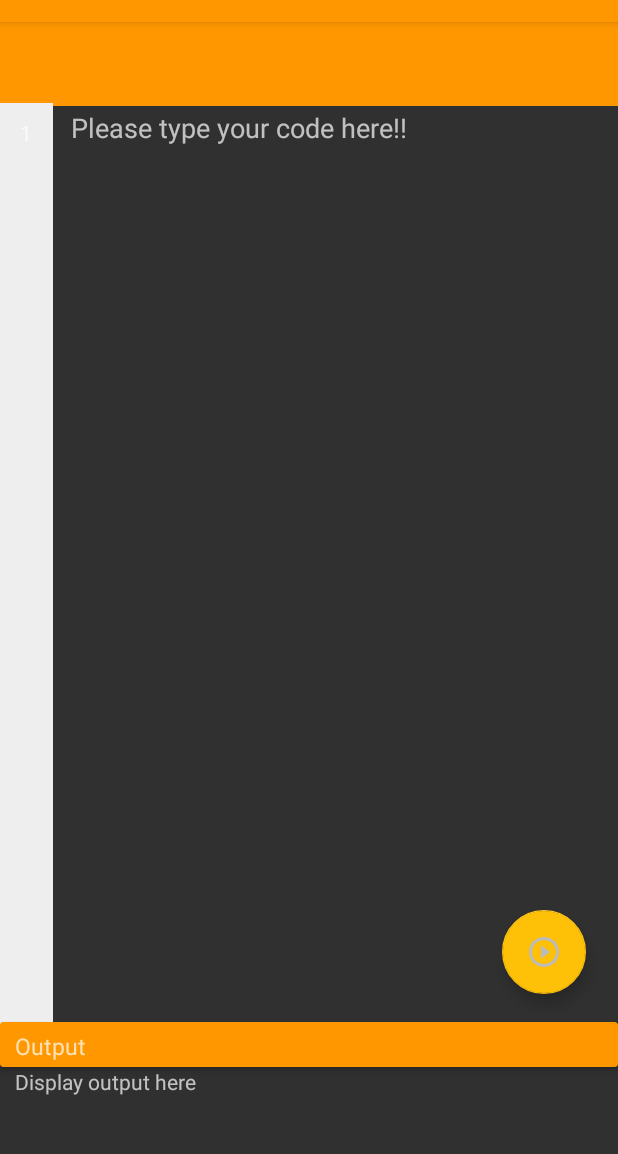
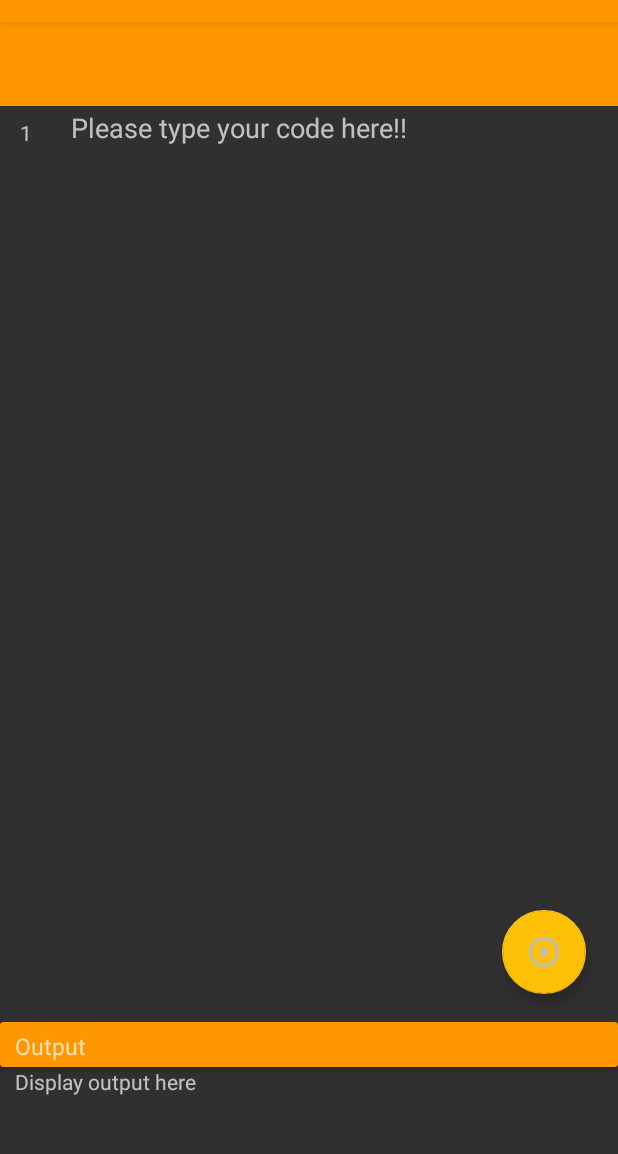
Before and after one commit to mayankmahavar111/Drioditor, an Android app: the screen it shows after launch (EditCodeActivity), after a tap on an icon or button, on a phone screen of 412 x 824 dp, the part 62-1216 px from its top. Run offline under Robolectric (Android 15) with nearby library versions, the light colour scheme and no system bars; our stand-ins replace Room's generated code; libraries missing offline, so code that uses them is left out: com.mikepenz.materialdrawer; 11 statements that could not run were skipped.

Commit message:
Manohar modified UI
Changes share and delete icon colors and chnages line number style

```diff
--- /dev/null
+++ b/Drioditor/app/src/main/res/drawable/ic_tag_faces_black_24dp.xml
@@ -0,0 +1,5 @@
+<vector android:height="24dp" android:tint="#FFFFFF"
+    android:viewportHeight="24.0" android:viewportWidth="24.0"
+    android:width="24dp" xmlns:android="http://schemas.android.com/apk/res/android">
+    <path android:fillColor="#FF000000" android:pathData="M11.99,2C6.47,2 2,6.48 2,12s4.47,10 9.99,10C17.52,22 22,17.52 22,12S17.52,2 11.99,2zM12,20c-4.42,0 -8,-3.58 -8,-8s3.58,-8 8,-8 8,3.58 8,8 -3.58,8 -8,8zM15.5,11c0.83,0 1.5,-0.67 1.5,-1.5S16.33,8 15.5,8 14,8.67 14,9.5s0.67,1.5 1.5,1.5zM8.5,11c0.83,0 1.5,-0.67 1.5,-1.5S9.33,8 8.5,8 7,8.67 7,9.5 7.67,11 8.5,11zM12,17.5c2.33,0 4.31,-1.46 5.11,-3.5L6.89,14c0.8,2.04 2.78,3.5 5.11,3.5z"/>
+</vector>
--- a/Drioditor/app/src/main/res/layout/activity_edit_code.xml
+++ b/Drioditor/app/src/main/res/layout/activity_edit_code.xml
@@ -90,7 +90,7 @@
             android:layout_alignBottom="@+id/input_code"
             android:gravity="center_horizontal"
             android:paddingTop="10dp"
-            android:background="#EEEEEE"
+            android:background="@android:color/transparent"
             android:text="1"
             android:layout_alignParentStart="true" />
 
```
Also changed, not shown: Drioditor/app/src/main/java/com/example/manohar/drioditor/MainActivity.java (+4 -4 lines), Drioditor/app/src/main/res/drawable/ic_delete_black_24dp.xml (+4 -8 lines), Drioditor/app/src/main/res/drawable/ic_share_black_24dp.xml (+4 -8 lines).
